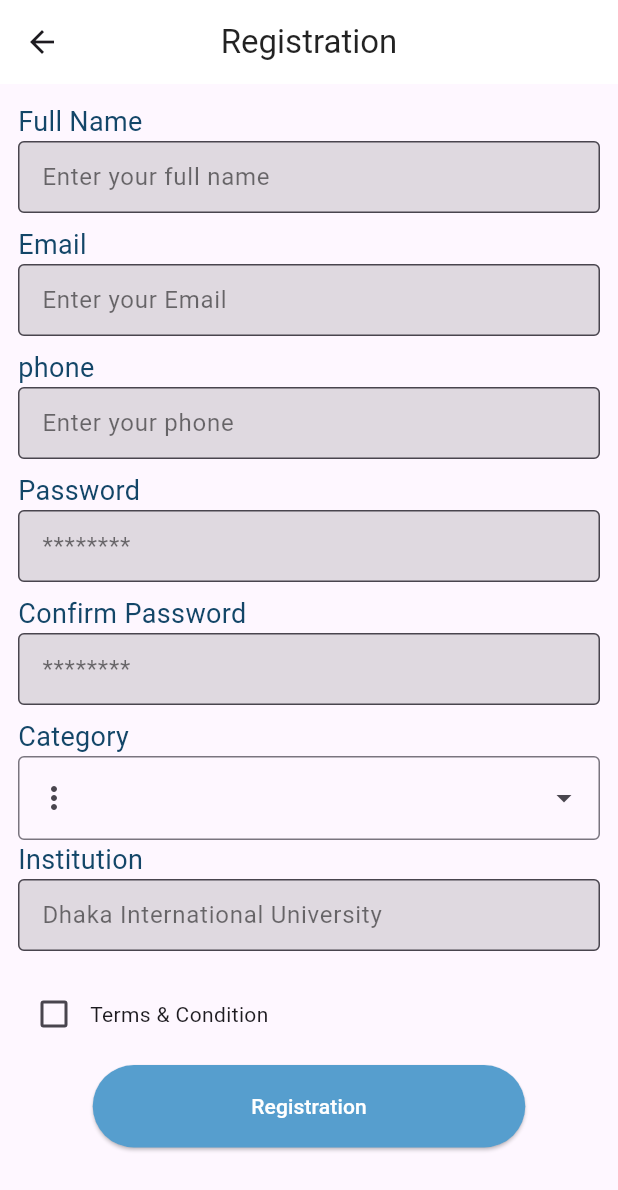
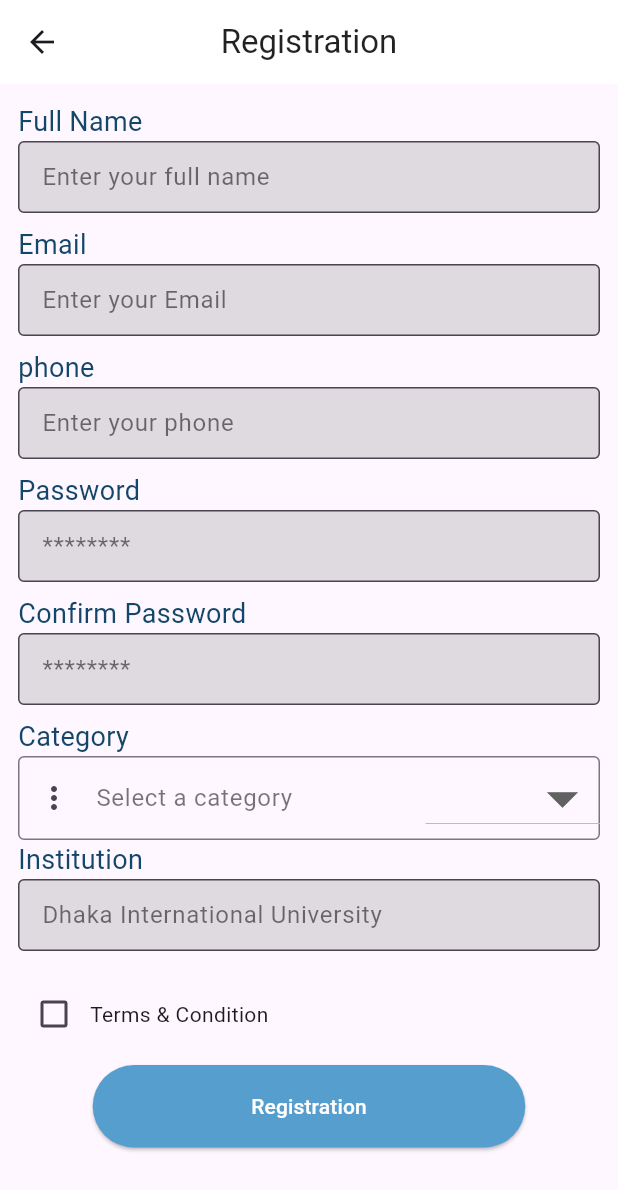
Before and after one commit to EdgeflyAcademy/Edgefly-Academy, a Flutter app: the RegistrationPage screen opened directly, on a phone screen of 412 x 824 dp. Shown: the top 1190 px of the screen. Run offline on Flutter 3.47's test engine with Material 3 defaults, Android fonts, the phone set to English and light mode, and no system bars; our stand-ins replace cloud_firestore, firebase_auth, firebase_core, get, google_sign_in, pinput and 1 more; accounts and stored records are empty.

Commit message:
fixing some bugs on category section

```diff
--- a/lib/view/auth/view/Registration_page.dart
+++ b/lib/view/auth/view/Registration_page.dart
@@ -18,6 +18,8 @@ class RegistrationPage extends StatefulWidget {
 
 class _RegistrationPageState extends State<RegistrationPage> {
   bool? isCheck = false;
+  GlobalKey buttonKey = GlobalKey();
+  String selectedValue = "ssc";
   @override
   Widget build(BuildContext context) {
     SignupController controller = Get.put(SignupController());
@@ -78,22 +80,42 @@ class _RegistrationPageState extends State<RegistrationPage> {
                         .make()),
                 GestureDetector(
                   onTapDown: (details) {
-                    controller.showDropdownMenu(context);
+                    // controller.showDropdownMenu(
+                    //   context,
+                    // );
                   },
                   child: TextFormField(
+                    validator: controller.validfield,
                     controller: controller.categorycontroller,
                     readOnly: true,
-                    onTap: () {
-                      controller.showDropdownMenu(context);
-                    },
-                    decoration: const InputDecoration(
-                      hintStyle: TextStyle(
+                    onTap: () {},
+                    decoration: InputDecoration(
+                      hintText: "Select a category",
+                      hintStyle: const TextStyle(
                         color: Colors.black54,
                       ),
                       fillColor: Colors.black12,
-                      prefixIcon: Icon(Icons.more_vert),
-                      suffixIcon: Icon(Icons.arrow_drop_down),
-                      border: OutlineInputBorder(borderSide: BorderSide()),
+                      prefixIcon: const Icon(Icons.more_vert),
+                      suffixIcon: DropdownButton(
+                        items: const [
+                          DropdownMenuItem(value: 'ssc', child: Text('SSC')),
+                          DropdownMenuItem(value: 'hsc', child: Text('HSC')),
+                          DropdownMenuItem(
+                              value: 'admition', child: Text('Admition')),
+                        ],
+                        onChanged: (value) {
+                          setState(() {
+                            selectedValue = value!;
+                            controller.selectedValue = value;
+                            controller.categorycontroller.text = value;
+                          });
+                        },
+                        iconSize: 50,
+                      ),
+                      border:
+                          const OutlineInputBorder(borderSide: BorderSide()),
+                      focusedBorder: const OutlineInputBorder(
+                          borderSide: BorderSide(color: Color(0xFF134668))),
                     ),
                   ),
                 ),
@@ -133,15 +155,15 @@ class _RegistrationPageState extends State<RegistrationPage> {
                         shape: const StadiumBorder(),
                       ),
                       onPressed: () async {
-                        if (isCheck != false) {
+                        if (isCheck = false) {
+                          VxToast.show(context,
+                              msg: "make sure to agree our terms & conditon");
+                        } else if (selectedValue != null) {
                           await controller.signupUser(context);
                           if (controller.userCredential != null) {
                             Get.offAll(() => const Home());
                           }
-                        } else {
-                          VxToast.show(context,
-                              msg: "make sure to agree our terms & conditon");
-                        }
+                        } else {}
                       },
                       child: controller.isLoading.value
                           ? const LoadingIndicator()
```
Also changed, not shown: lib/view/auth/controller/signup_controller.dart (+3 -28 lines).
